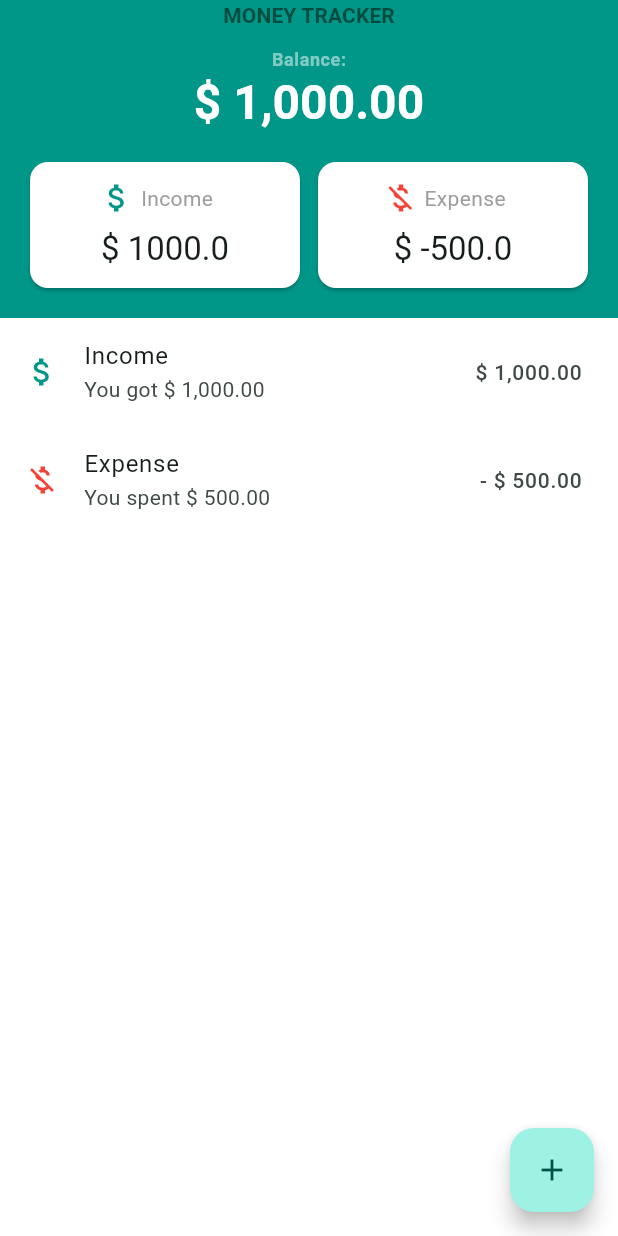
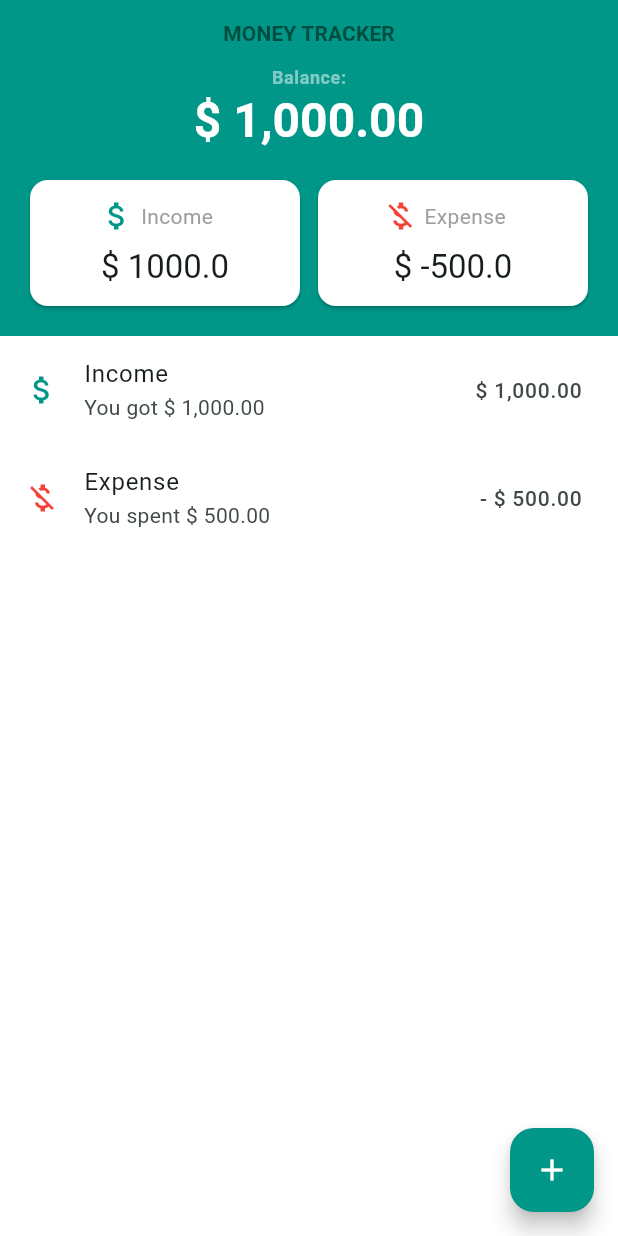
Before and after one commit to sonaiv13/money_tracker, a Flutter app: the screen it shows after launch, on a phone screen of 412 x 824 dp. Run offline on Flutter 3.47's test engine with Material 3 defaults, Android fonts, the phone set to English and light mode, and no system bars; our stand-ins replace currency_text_input_formatter.

Commit message:
Style changes.

```diff
--- a/lib/view/components/home_header.dart
+++ b/lib/view/components/home_header.dart
@@ -14,6 +14,7 @@ class HomeHeader extends StatelessWidget {
       width: double.infinity,
       child: Column(
         children: [
+          SizedBox(height: 12),
           Text(
             'MONEY TRACKER',
             style:
--- a/lib/view/home_screen.dart
+++ b/lib/view/home_screen.dart
@@ -19,6 +19,7 @@ class HomeScreen extends StatelessWidget {
         ],),
       ),
       floatingActionButton: FloatingActionButton(
+        backgroundColor: Colors.teal,
           onPressed: () {
             //Show bottom sheet to add transaction
             showModalBottomSheet(
@@ -28,7 +29,7 @@ class HomeScreen extends StatelessWidget {
                   return AddTransactionDialog();
                 });
       },
-          child: Icon(Icons.add),
+          child: Icon(Icons.add, color: Colors.white,),
       ),
     );
   }
```
